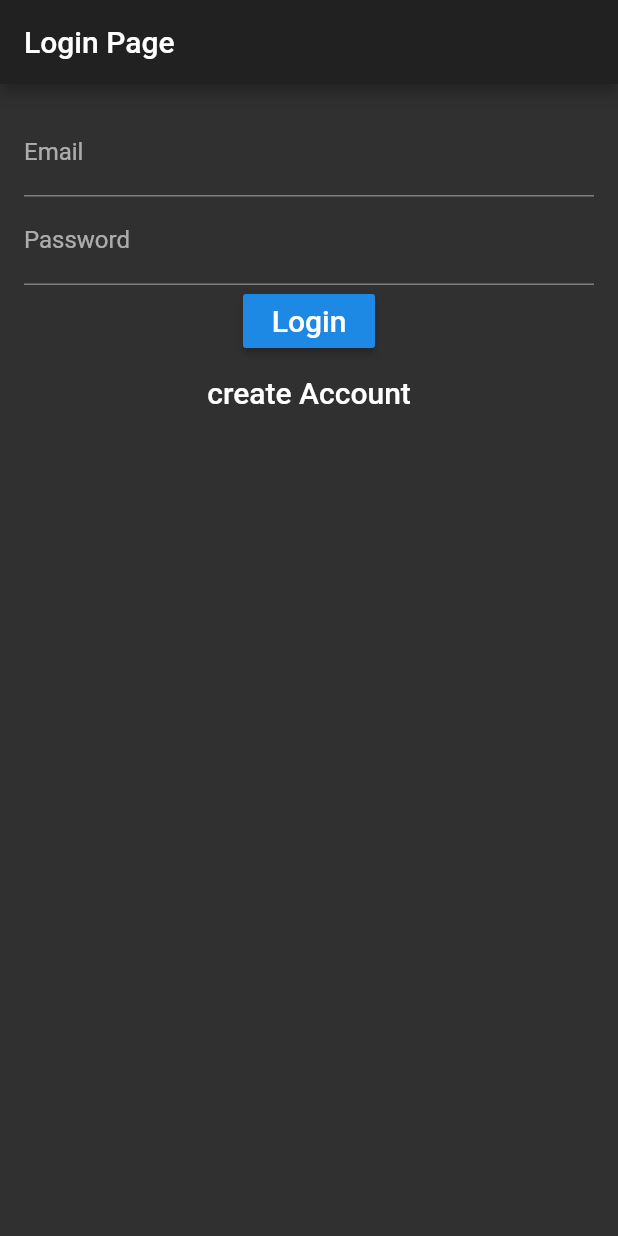
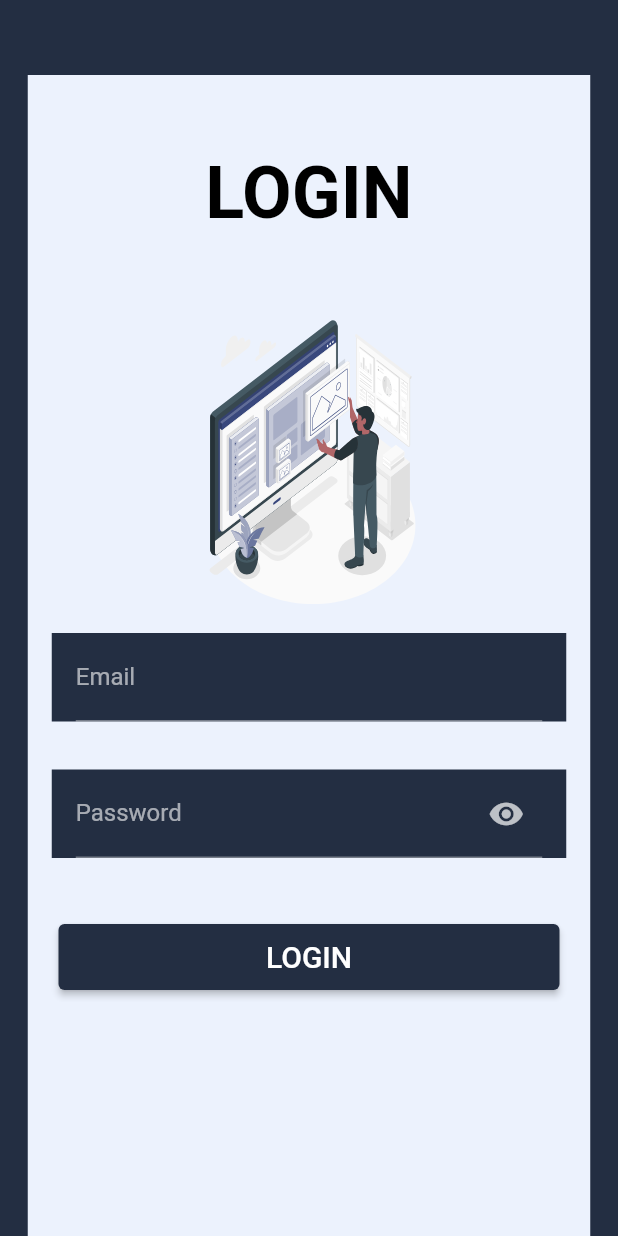
Before and after one commit to samedbcr/asset-management-app, a Flutter app: the screen it shows after launch, on a phone screen of 412 x 824 dp. Run offline on Flutter 3.47's test engine with Material 2 defaults, Android fonts, the phone set to English and light mode, and no system bars; our stand-ins replace cloud_firestore, firebase_auth, firebase_core, fl_chart, flutter_svg, google_fonts; accounts and stored records are empty.

Commit message:
login page bug fix

```diff
--- a/lib/login/login_page.dart
+++ b/lib/login/login_page.dart
@@ -1,8 +1,12 @@
+import 'package:admin/theme/constants.dart';
 import 'package:flutter/material.dart';
 // import 'package:firebase_core/firebase_core.dart';
 import 'package:flutter/rendering.dart';
 import 'package:flutter/services.dart';
 //import 'package:personal_tool_bag/auth.dart';
+import 'package:admin/theme/constants.dart';
+import 'package:flutter/material.dart';
+import 'package:flutter_svg/flutter_svg.dart';
 import "auth.dart";
 
 class LoginPage extends StatefulWidget {
@@ -21,6 +25,8 @@ class LoginPage extends StatefulWidget {
 enum FormType { login, register }
 
 class _LoginPageState extends State<LoginPage> {
+  bool _isObscure = true;
+
   final formKey = new GlobalKey<FormState>();
   String _email;
   String _password;
@@ -68,71 +74,109 @@ class _LoginPageState extends State<LoginPage> {
 
   @override
   Widget build(BuildContext context) {
-    return new Scaffold(
-      appBar: new AppBar(
-        title: new Text("Login Page"),
-      ),
-      body: new Container(
-        padding: EdgeInsets.all(16.0),
-        child: new Form(
-            key: formKey,
-            child: new Column(children: _buildInputs() + _buildButtons())),
+    return Scaffold(
+      body: SafeArea(
+        child: Stack(
+          children: [
+            Container(
+              color: AppConstants.sidebarColor,
+            ),
+            SingleChildScrollView(
+              child: Align(
+                child: Container(
+                  margin: EdgeInsets.symmetric(vertical: 50),
+                  alignment: Alignment.center,
+                  width: 375,
+                  height: 812,
+                  color: AppConstants.backgroundColor,
+                  child: Column(
+                    children: [
+                      Padding(
+                        padding: const EdgeInsets.symmetric(vertical: 50),
+                        child: Text(
+                          "LOGIN",
+                          style: CustomTextHeadline.headLine3,
+                        ),
+                      ),
+                      SvgPicture.asset("assets/iconsv1/login.svg"),
+                      Form(
+                        key: formKey,
+                        child: Column(
+                          children: [
+                            Container(
+                              margin: const EdgeInsets.all(16.0),
+                              padding:
+                                  const EdgeInsets.symmetric(horizontal: 16.0),
+                              color: AppConstants.sidebarColor,
+                              child: TextFormField(
+                                keyboardType: TextInputType.emailAddress,
+                                decoration:
+                                    new InputDecoration(labelText: "Email"),
+                                validator: (value) => value.isEmpty
+                                    ? "E-mail cant be empty"
+                                    : null,
+                                onSaved: (value) => _email = value.toString(),
+                              ),
+                            ),
+                            Container(
+                              margin: const EdgeInsets.all(16.0),
+                              padding:
+                                  const EdgeInsets.symmetric(horizontal: 16.0),
+                              color: AppConstants.sidebarColor,
+                              child: TextFormField(
+                                obscureText: _isObscure,
+                                decoration: InputDecoration(
+                                  labelText: "Password",
+                                  suffixIcon: IconButton(
+                                    icon: Icon(_isObscure
+                                        ? Icons.visibility
+                                        : Icons.visibility_off),
+                                    onPressed: () {
+                                      setState(() {
+                                        _isObscure = !_isObscure;
+                                      });
+                                    },
+                                  ),
+                                ),
+                                validator: (value) => value.isEmpty
+                                    ? "Password cant be empty"
+                                    : null,
+                                onSaved: (value) =>
+                                    _password = value.toString(),
+                              ),
+                            ),
+                          ],
+                        ),
+                      ),
+                      Container(
+                        margin: EdgeInsets.only(top: 20),
+                        width: 350,
+                        height: 60,
+                        child: ClipRRect(
+                          borderRadius: BorderRadius.circular(10),
+                          child: Padding(
+                            padding: const EdgeInsets.all(8.0),
+                            child: ElevatedButton(
+                              style: ElevatedButton.styleFrom(
+                                  primary: AppConstants.sidebarColor),
+                              child: Text(
+                                "LOGIN",
+                                style: TextStyle(
+                                    color: Colors.white, fontSize: 20),
+                              ),
+                              onPressed: validateAndSubmit,
+                            ),
+                          ),
+                        ),
+                      ),
+                    ],
+                  ),
+                ),
+              ),
+            )
+          ],
+        ),
       ),
     );
   }
-
-  List<Widget> _buildInputs() {
-    return [
-      new TextFormField(
-        keyboardType: TextInputType.emailAddress,
-        decoration: new InputDecoration(labelText: "Email"),
-        validator: (value) => value.isEmpty ? "E-mail cant be empty" : null,
-        onSaved: (value) => _email = value.toString(),
-      ),
-      new TextFormField(
-        decoration: new InputDecoration(labelText: "Password"),
-        validator: (value) => value.isEmpty ? "Password cant be empty" : null,
-        onSaved: (value) => _password = value.toString(),
-        obscureText: true,
-      )
-    ];
-  }
-
-  List<Widget> _buildButtons() {
-    if (_formType == FormType.login) {
-      return [
-        new RaisedButton(
-          onPressed: validateAndSubmit,
-          child: new Text(
-            "Login",
-            style: new TextStyle(fontSize: 20.0),
-          ),
-        ),
-        new FlatButton(
-          onPressed: moveToRegister,
-          child: new Text(
-            "create Account",
-            style: new TextStyle(fontSize: 20),
-          ),
-        )
-      ];
-    } else {
-      return [
-        new RaisedButton(
-          onPressed: validateAndSubmit,
-          child: new Text(
-            "Create an Account",
-            style: new TextStyle(fontSize: 20.0),
-          ),
-        ),
-        new FlatButton(
-          onPressed: moveToLogin,
-          child: new Text(
-            "Have an Account? Login",
-            style: new TextStyle(fontSize: 20),
-          ),
-        )
-      ];
-    }
-  }
 }
```
